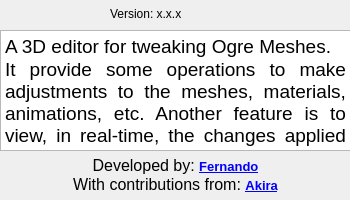
Old version of the form ui_files/about.ui in the repository fernandotonon/QtMeshEditor.
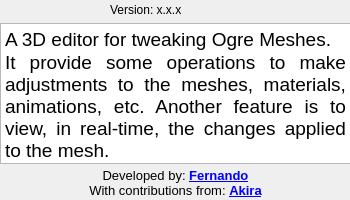
New version of the form. Icons and pictures are not drawn.

Commit message: fix error: invalid use of incomplete type ‘class Ogre::Entity’

The edit to the form file:
```diff
--- a/ui_files/about.ui
+++ b/ui_files/about.ui
@@ -39,7 +39,7 @@
    <property name="geometry">
     <rect>
      <x>10</x>
-     <y>155</y>
+     <y>163</y>
      <width>331</width>
      <height>41</height>
     </rect>
@@ -56,8 +56,8 @@
 p, li { white-space: pre-wrap; }
 hr { height: 1px; border-width: 0; }
 &lt;/style&gt;&lt;/head&gt;&lt;body style=&quot; font-family:'Ubuntu'; font-size:10pt; font-weight:700; font-style:normal;&quot;&gt;
-&lt;p align=&quot;center&quot; style=&quot; margin-top:0px; margin-bottom:0px; margin-left:0px; margin-right:0px; -qt-block-indent:0; text-indent:0px;&quot;&gt;&lt;span style=&quot; font-family:'.AppleSystemUIFont'; font-size:12pt; font-weight:400;&quot;&gt;Developed by: &lt;/span&gt;&lt;a href=&quot;https://github.com/fernandotonon&quot;&gt;Fernando&lt;/a&gt;&lt;/p&gt;
-&lt;p align=&quot;center&quot; style=&quot; margin-top:0px; margin-bottom:0px; margin-left:0px; margin-right:0px; -qt-block-indent:0; text-indent:0px;&quot;&gt;&lt;span style=&quot; font-family:'.AppleSystemUIFont'; font-size:12pt; font-weight:400;&quot;&gt;With contributions from: &lt;/span&gt;&lt;a href=&quot;https://github.com/akira215&quot;&gt;Akira&lt;/a&gt;&lt;/p&gt;&lt;/body&gt;&lt;/html&gt;</string>
+&lt;p align=&quot;center&quot; style=&quot; margin-top:0px; margin-bottom:0px; margin-left:0px; margin-right:0px; -qt-block-indent:0; text-indent:0px;&quot;&gt;&lt;span style=&quot; font-weight:400;&quot;&gt;Developed by: &lt;/span&gt;&lt;a href=&quot;https://github.com/fernandotonon&quot;&gt;Fernando&lt;/a&gt;&lt;/p&gt;
+&lt;p align=&quot;center&quot; style=&quot; margin-top:0px; margin-bottom:0px; margin-left:0px; margin-right:0px; -qt-block-indent:0; text-indent:0px;&quot;&gt;&lt;span style=&quot; font-weight:400;&quot;&gt;With contributions from: &lt;/span&gt;&lt;a href=&quot;https://github.com/akira215&quot;&gt;Akira&lt;/a&gt;&lt;/p&gt;&lt;/body&gt;&lt;/html&gt;</string>
    </property>
    <property name="openExternalLinks">
     <bool>true</bool>
@@ -67,7 +67,7 @@
    <property name="geometry">
     <rect>
      <x>110</x>
-     <y>4</y>
+     <y>0</y>
      <width>111</width>
      <height>20</height>
     </rect>
@@ -83,9 +83,9 @@
    <property name="geometry">
     <rect>
      <x>0</x>
-     <y>30</y>
+     <y>23</y>
      <width>351</width>
-     <height>121</height>
+     <height>141</height>
     </rect>
    </property>
    <property name="verticalScrollBarPolicy">
```
The commit also changes 1 other file.
